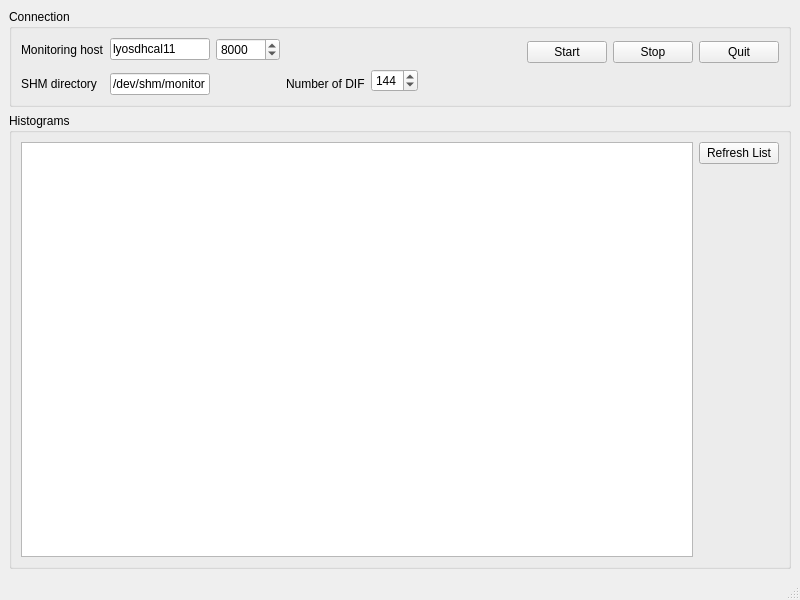
Qt form SDHCAL_Analysis/python/SDMon.ui (mirabitl/SDHCAL) before a commit.
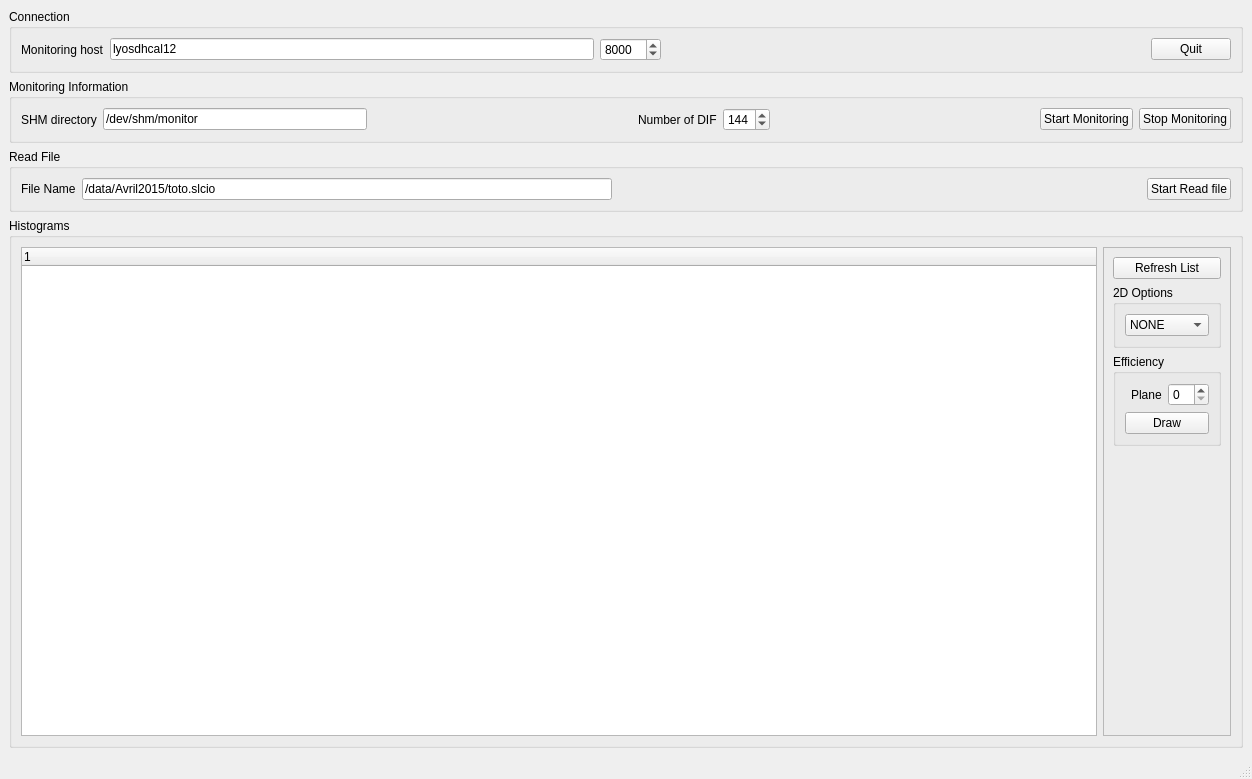
The same form after that commit.

Commit message: First version Monitoring browser

```diff
--- a/SDHCAL_Analysis/python/SDMon.ui
+++ b/SDHCAL_Analysis/python/SDMon.ui
@@ -6,8 +6,8 @@
    <rect>
     <x>0</x>
     <y>0</y>
-    <width>800</width>
-    <height>600</height>
+    <width>1252</width>
+    <height>779</height>
    </rect>
   </property>
   <property name="windowTitle">
@@ -20,22 +20,22 @@
       <property name="title">
        <string>Connection</string>
       </property>
-      <layout class="QGridLayout" name="gridLayout_2">
-       <item row="0" column="0">
+      <layout class="QHBoxLayout" name="horizontalLayout">
+       <item>
         <widget class="QLabel" name="label">
          <property name="text">
           <string>Monitoring host</string>
          </property>
         </widget>
        </item>
-       <item row="0" column="1">
+       <item>
         <widget class="QLineEdit" name="leHost">
          <property name="text">
-          <string>lyosdhcal11</string>
+          <string>lyosdhcal12</string>
          </property>
         </widget>
        </item>
-       <item row="0" column="2">
+       <item>
         <widget class="QSpinBox" name="sbPort">
          <property name="minimum">
           <number>5000</number>
@@ -51,68 +51,50 @@
          </property>
         </widget>
        </item>
-       <item row="0" column="6" rowspan="2">
-        <widget class="QPushButton" name="pbStart">
-         <property name="text">
-          <string>Start</string>
+       <item>
+        <spacer name="horizontalSpacer">
+         <property name="orientation">
+          <enum>Qt::Horizontal</enum>
          </property>
-        </widget>
-       </item>
-       <item row="0" column="7" rowspan="2">
-        <widget class="QPushButton" name="pbStop">
-         <property name="text">
-          <string>Stop</string>
+         <property name="sizeHint" stdset="0">
+          <size>
+           <width>162</width>
+           <height>20</height>
+          </size>
          </property>
-        </widget>
+        </spacer>
        </item>
-       <item row="0" column="8" rowspan="2">
+       <item>
         <widget class="QPushButton" name="pbQuit">
          <property name="text">
           <string>Quit</string>
          </property>
         </widget>
        </item>
-       <item row="1" column="4" rowspan="2">
-        <widget class="QSpinBox" name="sbDIf">
-         <property name="minimum">
-          <number>1</number>
-         </property>
-         <property name="maximum">
-          <number>255</number>
-         </property>
-         <property name="value">
-          <number>144</number>
-         </property>
-        </widget>
-       </item>
-       <item row="1" column="5" rowspan="2">
-        <spacer name="horizontalSpacer_3">
-         <property name="orientation">
-          <enum>Qt::Horizontal</enum>
-         </property>
-         <property name="sizeHint" stdset="0">
-          <size>
-           <width>105</width>
-           <height>20</height>
-          </size>
-         </property>
-        </spacer>
-       </item>
-       <item row="2" column="0">
+      </layout>
+     </widget>
+    </item>
+    <item>
+     <widget class="QGroupBox" name="groupBox">
+      <property name="title">
+       <string>Monitoring Information</string>
+      </property>
+      <layout class="QHBoxLayout" name="horizontalLayout_2">
+       <item>
         <widget class="QLabel" name="label_2">
          <property name="text">
           <string>SHM directory</string>
          </property>
         </widget>
        </item>
-       <item row="2" column="1">
-        <widget class="QLineEdit" name="leShm">
+       <item>
+        <widget class="QLineEdit" name="leShmDirectory">
          <property name="text">
           <string>/dev/shm/monitor</string>
          </property>
         </widget>
        </item>
-       <item row="2" column="2">
+       <item>
         <spacer name="horizontalSpacer_2">
          <property name="orientation">
           <enum>Qt::Horizontal</enum>
@@ -125,15 +107,28 @@
          </property>
         </spacer>
        </item>
-       <item row="2" column="3">
+       <item>
         <widget class="QLabel" name="label_3">
          <property name="text">
           <string>Number of DIF</string>
          </property>
         </widget>
        </item>
-       <item row="0" column="3" colspan="3">
-        <spacer name="horizontalSpacer">
+       <item>
+        <widget class="QSpinBox" name="sbNbDIF">
+         <property name="minimum">
+          <number>1</number>
+         </property>
+         <property name="maximum">
+          <number>255</number>
+         </property>
+         <property name="value">
+          <number>144</number>
+         </property>
+        </widget>
+       </item>
+       <item>
+        <spacer name="horizontalSpacer_3">
          <property name="orientation">
           <enum>Qt::Horizontal</enum>
          </property>
@@ -144,6 +139,69 @@
           </size>
          </property>
         </spacer>
+       </item>
+       <item>
+        <widget class="QPushButton" name="pbStartMonitoring">
+         <property name="text">
+          <string>Start Monitoring</string>
+         </property>
+        </widget>
+       </item>
+       <item>
+        <widget class="QPushButton" name="pbStopMonitoring">
+         <property name="text">
+          <string>Stop Monitoring</string>
+         </property>
+        </widget>
+       </item>
+      </layout>
+     </widget>
+    </item>
+    <item>
+     <widget class="QGroupBox" name="groupBox_2">
+      <property name="title">
+       <string>Read File</string>
+      </property>
+      <layout class="QHBoxLayout" name="horizontalLayout_3">
+       <item>
+        <widget class="QLabel" name="label_4">
+         <property name="text">
+          <string>File Name</string>
+         </property>
+        </widget>
+       </item>
+       <item>
+        <widget class="QLineEdit" name="leFileName">
+         <property name="minimumSize">
+          <size>
+           <width>300</width>
+           <height>0</height>
+          </size>
+         </property>
+         <property name="text">
+          <string>/data/Avril2015/toto.slcio</string>
+         </property>
+        </widget>
+       </item>
+       <item>
+        <spacer name="horizontalSpacer_4">
+         <property name="orientation">
+          <enum>Qt::Horizontal</enum>
+         </property>
+         <property name="sizeHint" stdset="0">
+          <size>
+           <width>506</width>
+           <height>20</height>
+          </size>
+         </property>
+        </spacer>
+       </item>
+       <item>
+        <widget class="QPushButton" name="pbStartReadFile">
+         <property name="text">
+          <string>Start Read file</string>
+         </property>
+        </widget>
        </item>
       </layout>
      </widget>
@@ -153,29 +211,106 @@
       <property name="title">
        <string>Histograms</string>
       </property>
-      <layout class="QGridLayout" name="gridLayout">
-       <item row="0" column="0" rowspan="2">
-        <widget class="QListView" name="lvHisto"/>
-       </item>
-       <item row="0" column="1">
-        <widget class="QPushButton" name="pbRefresh">
-         <property name="text">
-          <string>Refresh List</string>
-         </property>
+      <layout class="QHBoxLayout" name="horizontalLayout_4">
+       <item>
+        <widget class="QTreeWidget" name="tvHistos">
+         <column>
+          <property name="text">
+           <string notr="true">1</string>
+          </property>
+         </column>
         </widget>
        </item>
-       <item row="1" column="1">
-        <spacer name="verticalSpacer">
-         <property name="orientation">
-          <enum>Qt::Vertical</enum>
+       <item>
+        <widget class="QFrame" name="frame">
+         <property name="frameShape">
+          <enum>QFrame::StyledPanel</enum>
          </property>
-         <property name="sizeHint" stdset="0">
-          <size>
-           <width>20</width>
-           <height>363</height>
-          </size>
+         <property name="frameShadow">
+          <enum>QFrame::Raised</enum>
          </property>
-        </spacer>
+         <layout class="QVBoxLayout" name="verticalLayout_2">
+          <item>
+           <widget class="QPushButton" name="pbRefresh">
+            <property name="text">
+             <string>Refresh List</string>
+            </property>
+           </widget>
+          </item>
+          <item>
+           <widget class="QGroupBox" name="groupBox_3">
+            <property name="title">
+             <string>2D Options</string>
+            </property>
+            <layout class="QHBoxLayout" name="horizontalLayout_5">
+             <item>
+              <widget class="QComboBox" name="cb2DOptions">
+               <item>
+                <property name="text">
+                 <string>NONE</string>
+                </property>
+               </item>
+               <item>
+                <property name="text">
+                 <string>COLZ</string>
+                </property>
+               </item>
+               <item>
+                <property name="text">
+                 <string>LEGO2</string>
+                </property>
+               </item>
+               <item>
+                <property name="text">
+                 <string>TEXT</string>
+                </property>
+               </item>
+              </widget>
+             </item>
+            </layout>
+           </widget>
+          </item>
+          <item>
+           <widget class="QGroupBox" name="groupBox_4">
+            <property name="title">
+             <string>Efficiency</string>
+            </property>
+            <layout class="QGridLayout" name="gridLayout">
+             <item row="1" column="0" colspan="3">
+              <widget class="QPushButton" name="pbGetEff">
+               <property name="text">
+                <string>Draw</string>
+               </property>
+              </widget>
+             </item>
+             <item row="0" column="2">
+              <widget class="QSpinBox" name="sbPlane"/>
+             </item>
+             <item row="0" column="1">
+              <widget class="QLabel" name="label_5">
+               <property name="text">
+                <string>Plane</string>
+               </property>
+              </widget>
+             </item>
+            </layout>
+           </widget>
+          </item>
+          <item>
+           <spacer name="verticalSpacer">
+            <property name="orientation">
+             <enum>Qt::Vertical</enum>
+            </property>
+            <property name="sizeHint" stdset="0">
+             <size>
+              <width>20</width>
+              <height>363</height>
+             </size>
+            </property>
+           </spacer>
+          </item>
+         </layout>
+        </widget>
        </item>
       </layout>
      </widget>
```
Left out of the diff: 4 changed lines with no effect on the pictures. The commit also changes 2 other files.
